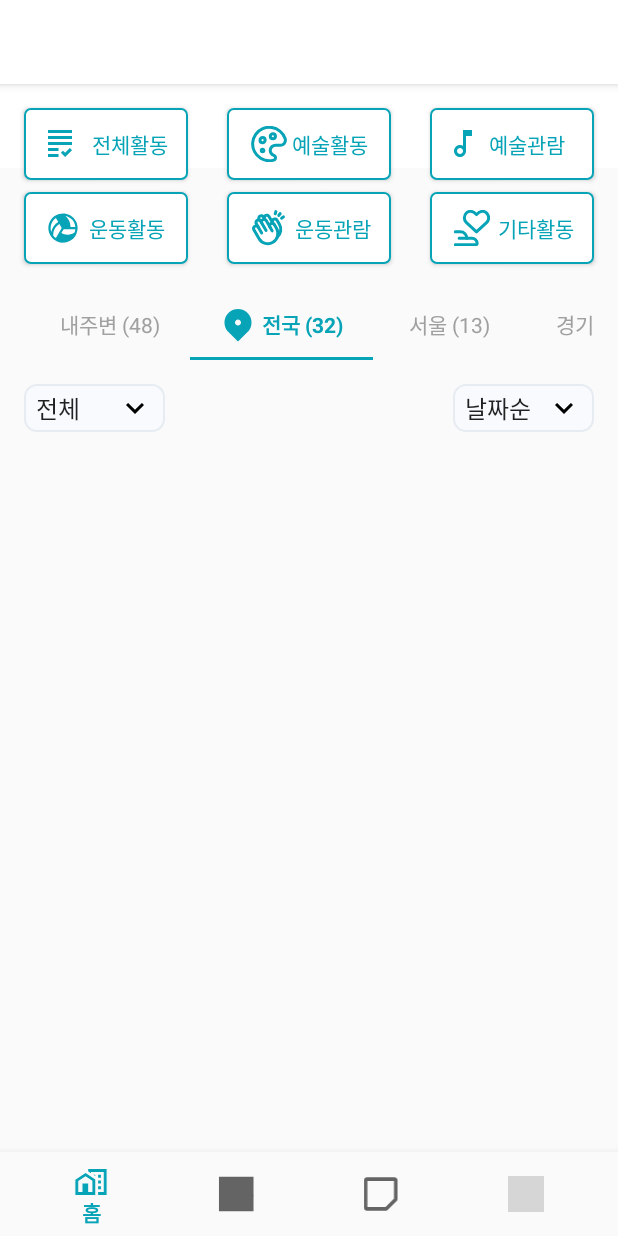
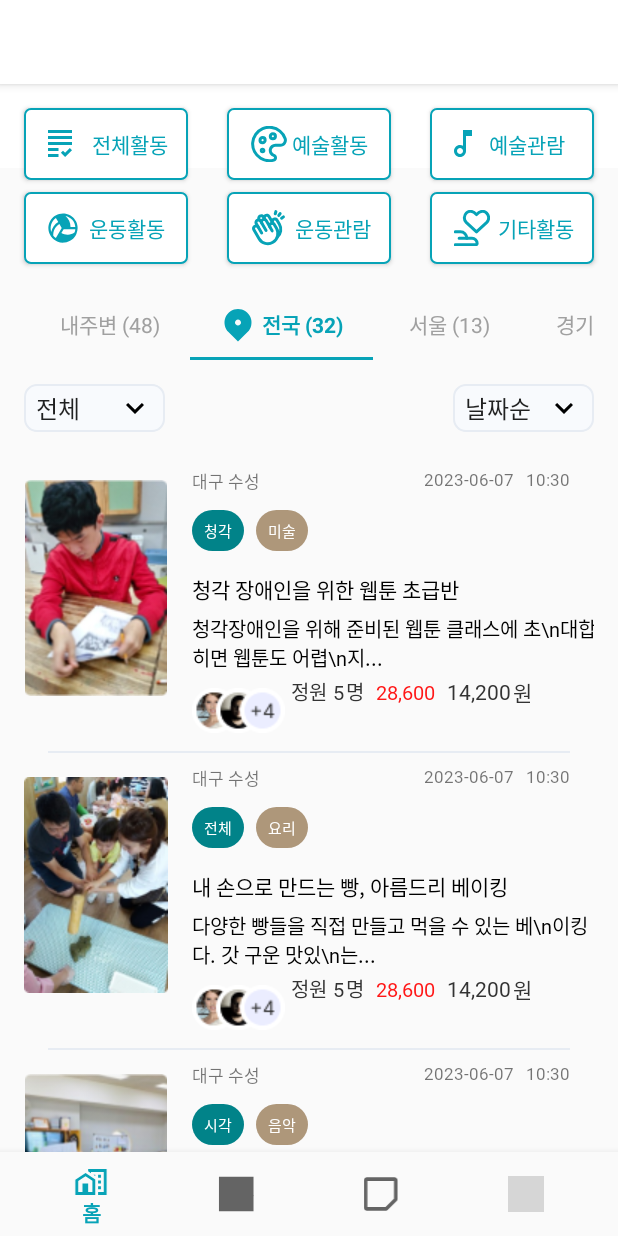
Before and after one commit to HeewonP825/Daon_UI, an Android app: the AllMeetingFragment screen opened through its navigation route, tab 2 chosen, on a phone screen of 412 x 824 dp. Run offline under Robolectric (Android 15) with nearby library versions, the phone set to English and light mode, and no system bars; our stand-ins replace navigation-ui; grey boxes are pictures that could not be loaded.

Commit message:
Design(fragment_all_meeting.xml): add AllMeetingFragmentxml

```diff
--- a/app/src/main/java/com/daon/daon_ui/ui/allMeeting/AllMeetingFragment.kt
+++ b/app/src/main/java/com/daon/daon_ui/ui/allMeeting/AllMeetingFragment.kt
@@ -14,13 +14,19 @@ import android.widget.TextView
 import androidx.core.content.ContextCompat
 import androidx.fragment.app.Fragment
 import androidx.lifecycle.ViewModelProvider
+import androidx.recyclerview.widget.LinearLayoutManager
+import androidx.recyclerview.widget.RecyclerView
 import com.daon.daon_ui.R
 import com.daon.daon_ui.databinding.FragmentAllMeetingBinding
+import com.daon.daon_ui.ui.home.Meeting
+import com.daon.daon_ui.ui.home.MeetingAdapter
 import com.google.android.material.tabs.TabLayout
 
 class AllMeetingFragment : Fragment() {
 
     private var _binding: FragmentAllMeetingBinding? = null
+
+    private lateinit var meetingAdapter: MeetingAdapter
 
     // This property is only valid between onCreateView and
     // onDestroyView.
@@ -77,6 +83,13 @@ class AllMeetingFragment : Fragment() {
             override fun onNothingSelected(parent: AdapterView<*>?) {
                 // 아무것도 선택되지 않았을 때의 동작
             }
+        }
+
+        // RecyclerView 초기화
+        meetingAdapter = MeetingAdapter(getSampleMeetings()) // 여러 항목을 가진 데이터 리스트 전달
+        binding.allMeetingRv.apply {
+            layoutManager = LinearLayoutManager(context, RecyclerView.VERTICAL, false)
+            adapter = meetingAdapter
         }
 
         val tabLayout = root.findViewById<TabLayout>(R.id.tabLayout)
@@ -160,4 +173,24 @@ class AllMeetingFragment : Fragment() {
         super.onDestroyView()
         _binding = null
     }
+
+    private fun getSampleMeetings(): List<Meeting> {
+
+        val resourceId1 = resources.getIdentifier("all_meeting_img2", "drawable", requireContext().packageName)
+        val resourceId2 = resources.getIdentifier("all_meeting_img1", "drawable", requireContext().packageName)
+        val resourceId3 = resources.getIdentifier("all_meeting_img3", "drawable", requireContext().packageName)
+
+        return listOf(
+            Meeting(resourceId1, "대구 수성", "2023-06-07", "10:30",
+                "청각", "미술", "청각 장애인을 위한 웹툰 초급반", "청각장애인을 위해 준비된 웹툰 클래스에 초\\n대합니다. 기본 구도를 익히면 웹툰도 어렵\\n지...",
+                "5", "28,600", "14,200"),
+            Meeting(resourceId2, "대구 수성", "2023-06-07", "10:30",
+                "전체", "요리", "내 손으로 만드는 빵, 아름드리 베이킹", "다양한 빵들을 직접 만들고 먹을 수 있는 베\\n이킹 클래스에 초대합니다. 갓 구운 맛있\\n는...",
+                "5", "28,600", "14,200"),
+            Meeting(resourceId3, "대구 수성", "2023-06-07", "10:30",
+                "시각", "음악", "생명 사랑 음악회", "시각장애인 5인조 밴드의 악보 없는 음악회\\n에 초대합니다. 사랑 가득한 선율을 마음껏\\n 느낄...",
+                "10", "32,000", "16,000")
+            // 추가적인 항목들을 원하는 만큼 추가
+        )
+    }
 }
```
Also changed, not shown: app/src/main/res/drawable/all_meeting_img1.png (added), app/src/main/res/drawable/all_meeting_img2.png (added), app/src/main/res/drawable/all_meeting_img3.png (added).
